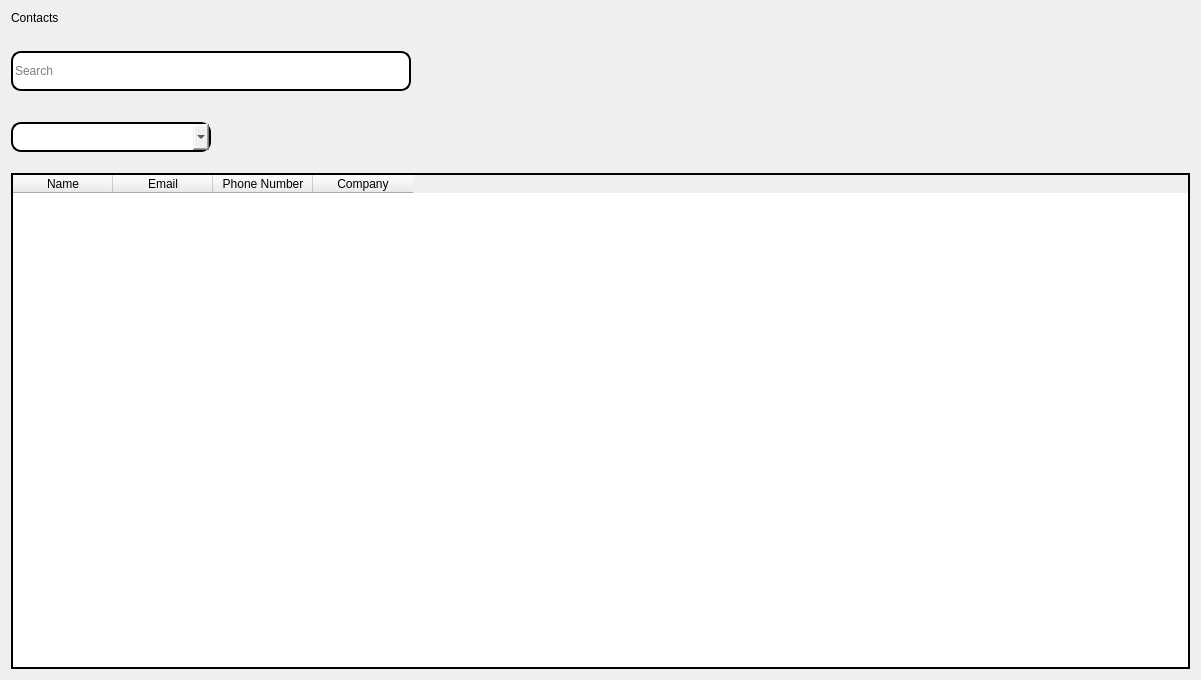
ImGaby123/SalesOptimizer-CRM, file CRM/views/ui/contacts_landing.ui: the form before one commit.
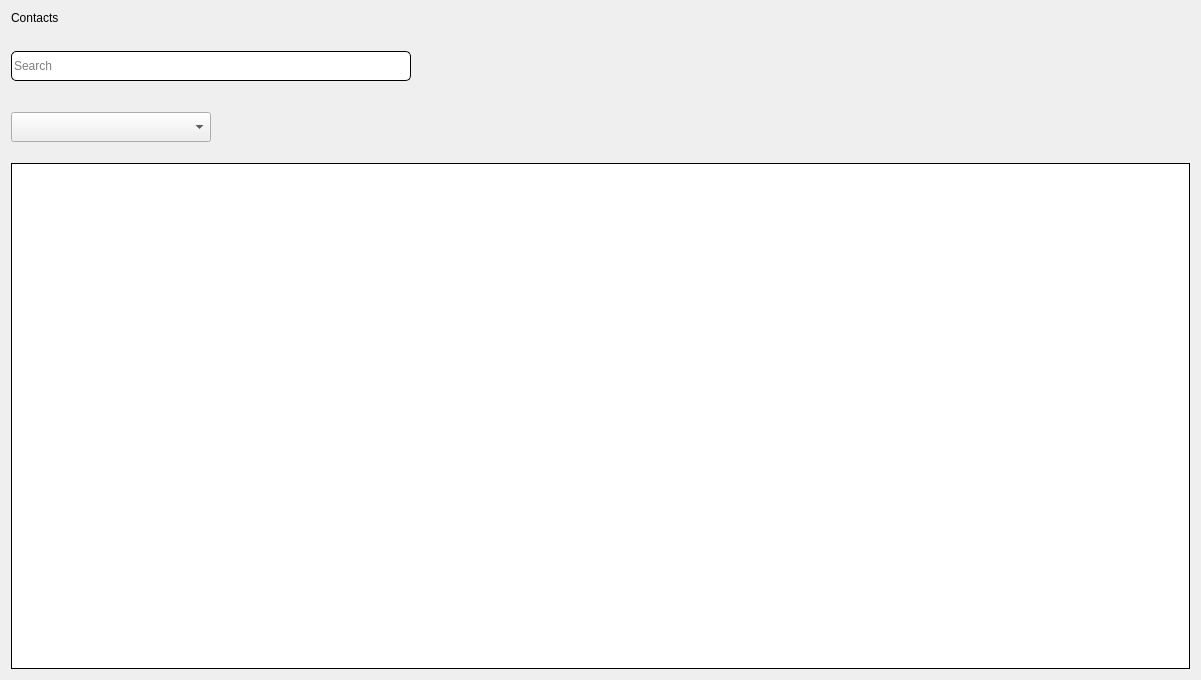
The form after the commit. Icons and pictures are not drawn.

Commit message: contact | insert, search, display

The edit to the form file:
```diff
--- a/CRM/views/ui/contacts_landing.ui
+++ b/CRM/views/ui/contacts_landing.ui
@@ -19,31 +19,14 @@
      <item row="7" column="0">
       <widget class="QTableWidget" name="tableWidget_tbl">
        <property name="styleSheet">
-        <string notr="true">QTableWidget{
-	border: 2px solid black
+        <string notr="true">QTableWidget {
+border: 1px solid black;
 }
 </string>
        </property>
-       <column>
-        <property name="text">
-         <string>Name</string>
-        </property>
-       </column>
-       <column>
-        <property name="text">
-         <string>Email</string>
-        </property>
-       </column>
-       <column>
-        <property name="text">
-         <string>Phone Number</string>
-        </property>
-       </column>
-       <column>
-        <property name="text">
-         <string>Company</string>
-        </property>
-       </column>
+       <attribute name="horizontalHeaderCascadingSectionResizes">
+        <bool>false</bool>
+       </attribute>
       </widget>
      </item>
      <item row="1" column="0">
@@ -75,7 +58,7 @@
          <property name="minimumSize">
           <size>
            <width>0</width>
-           <height>40</height>
+           <height>30</height>
           </size>
          </property>
          <property name="maximumSize">
@@ -86,11 +69,14 @@
          </property>
          <property name="styleSheet">
           <string notr="true">QLineEdit{
-	border: 2px solid black;
-    border-radius: 10px;
+	border: 1px solid black;
+    border-radius: 5px;
 }
 </string>
          </property>
+         <property name="frame">
+          <bool>true</bool>
+         </property>
          <property name="placeholderText">
           <string>Search</string>
          </property>
@@ -287,14 +273,7 @@
           </size>
          </property>
          <property name="styleSheet">
-          <string notr="true">QComboBox{
-	border: 2px solid black;
-	border-radius: 10px;
-}
-
-
-
-</string>
+          <string notr="true"/>
          </property>
          <property name="editable">
           <bool>false</bool>
```
Left out of the diff: 31 changed lines with no effect on the pictures. The commit also changes 6 other files.
